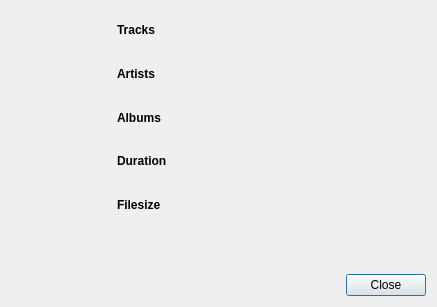
return42/sayonara, file src/GUI/Library/InfoBox/GUI_LibraryInfoBox.ui: the form before one commit.
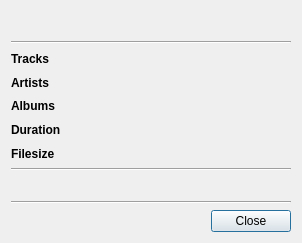
The form after the commit. Icons and pictures are not drawn.

The edit to the form file:
```diff
--- a/src/GUI/Library/InfoBox/GUI_LibraryInfoBox.ui
+++ b/src/GUI/Library/InfoBox/GUI_LibraryInfoBox.ui
@@ -6,87 +6,45 @@
    <rect>
     <x>0</x>
     <y>0</y>
-    <width>437</width>
-    <height>307</height>
+    <width>302</width>
+    <height>243</height>
    </rect>
   </property>
   <layout class="QGridLayout" name="gridLayout">
-   <item row="1" column="3">
-    <widget class="QLabel" name="lab_artist_count">
-     <property name="text">
-      <string/>
-     </property>
-    </widget>
-   </item>
-   <item row="1" column="2">
-    <widget class="QLabel" name="lab_artists">
-     <property name="font">
-      <font>
-       <weight>75</weight>
-       <bold>true</bold>
-      </font>
-     </property>
-     <property name="text">
-      <string notr="true">Artists</string>
-     </property>
-    </widget>
-   </item>
-   <item row="0" column="2">
-    <widget class="QLabel" name="lab_tracks">
-     <property name="font">
-      <font>
-       <weight>75</weight>
-       <bold>true</bold>
-      </font>
-     </property>
-     <property name="text">
-      <string notr="true">Tracks</string>
-     </property>
-    </widget>
-   </item>
-   <item row="2" column="3">
-    <widget class="QLabel" name="lab_album_count">
-     <property name="text">
-      <string/>
-     </property>
-    </widget>
-   </item>
-   <item row="0" column="3">
-    <widget class="QLabel" name="lab_track_count">
-     <property name="text">
-      <string/>
-     </property>
-    </widget>
-   </item>
-   <item row="3" column="3">
+   <item row="5" column="2">
     <widget class="QLabel" name="lab_duration_value">
-     <property name="text">
-      <string/>
+     <property name="sizePolicy">
+      <sizepolicy hsizetype="MinimumExpanding" vsizetype="Preferred">
+       <horstretch>0</horstretch>
+       <verstretch>0</verstretch>
+      </sizepolicy>
      </property>
-    </widget>
-   </item>
-   <item row="3" column="2">
-    <widget class="QLabel" name="lab_duration">
-     <property name="font">
-      <font>
-       <weight>75</weight>
-       <bold>true</bold>
-      </font>
-     </property>
      <property name="text">
-      <string notr="true">Duration</string>
+      <string notr="true"/>
      </property>
+     <property name="alignment">
+      <set>Qt::AlignRight|Qt::AlignTrailing|Qt::AlignVCenter</set>
+     </property>
     </widget>
    </item>
-   <item row="4" column="3">
+   <item row="6" column="2">
     <widget class="QLabel" name="lab_filesize">
+     <property name="sizePolicy">
+      <sizepolicy hsizetype="MinimumExpanding" vsizetype="Preferred">
+       <horstretch>0</horstretch>
+       <verstretch>0</verstretch>
+      </sizepolicy>
+     </property>
      <property name="text">
       <string/>
      </property>
+     <property name="alignment">
+      <set>Qt::AlignRight|Qt::AlignTrailing|Qt::AlignVCenter</set>
+     </property>
     </widget>
    </item>
-   <item row="4" column="2">
-    <widget class="QLabel" name="lab_filesize_descr">
+   <item row="4" column="1">
+    <widget class="QLabel" name="lab_albums">
      <property name="font">
       <font>
        <weight>75</weight>
@@ -94,11 +52,38 @@
       </font>
      </property>
      <property name="text">
-      <string notr="true">Filesize</string>
+      <string notr="true">Albums</string>
      </property>
     </widget>
    </item>
-   <item row="6" column="3">
+   <item row="10" column="1" colspan="2">
+    <widget class="Line" name="line_2">
+     <property name="orientation">
+      <enum>Qt::Horizontal</enum>
+     </property>
+    </widget>
+   </item>
+   <item row="1" column="1" colspan="2">
+    <widget class="Line" name="line">
+     <property name="orientation">
+      <enum>Qt::Horizontal</enum>
+     </property>
+    </widget>
+   </item>
+   <item row="2" column="1">
+    <widget class="QLabel" name="lab_tracks">
+     <property name="font">
+      <font>
+       <weight>75</weight>
+       <bold>true</bold>
+      </font>
+     </property>
+     <property name="text">
+      <string notr="true">Tracks</string>
+     </property>
+    </widget>
+   </item>
+   <item row="11" column="1" colspan="2">
     <layout class="QHBoxLayout" name="horizontalLayout">
      <item>
       <spacer name="horizontalSpacer">
@@ -134,57 +119,161 @@
      </item>
     </layout>
    </item>
+   <item row="5" column="1">
+    <widget class="QLabel" name="lab_duration">
+     <property name="font">
+      <font>
+       <weight>75</weight>
+       <bold>true</bold>
+      </font>
+     </property>
+     <property name="text">
+      <string notr="true">Duration</string>
+     </property>
+    </widget>
+   </item>
+   <item row="6" column="1">
+    <widget class="QLabel" name="lab_filesize_descr">
+     <property name="font">
+      <font>
+       <weight>75</weight>
+       <bold>true</bold>
+      </font>
+     </property>
+     <property name="text">
+      <string notr="true">Filesize</string>
+     </property>
+    </widget>
+   </item>
+   <item row="3" column="1">
+    <widget class="QLabel" name="lab_artists">
+     <property name="font">
+      <font>
+       <weight>75</weight>
+       <bold>true</bold>
+      </font>
+     </property>
+     <property name="text">
+      <string notr="true">Artists</string>
+     </property>
+    </widget>
+   </item>
+   <item row="3" column="2">
+    <widget class="QLabel" name="lab_artist_count">
+     <property name="sizePolicy">
+      <sizepolicy hsizetype="MinimumExpanding" vsizetype="Preferred">
+       <horstretch>0</horstretch>
+       <verstretch>0</verstretch>
+      </sizepolicy>
+     </property>
+     <property name="text">
+      <string notr="true"/>
+     </property>
+     <property name="alignment">
+      <set>Qt::AlignRight|Qt::AlignTrailing|Qt::AlignVCenter</set>
+     </property>
+    </widget>
+   </item>
    <item row="2" column="2">
-    <widget class="QLabel" name="lab_albums">
-     <property name="font">
-      <font>
-       <weight>75</weight>
-       <bold>true</bold>
-      </font>
+    <widget class="QLabel" name="lab_track_count">
+     <property name="sizePolicy">
+      <sizepolicy hsizetype="MinimumExpanding" vsizetype="Preferred">
+       <horstretch>0</horstretch>
+       <verstretch>0</verstretch>
+      </sizepolicy>
      </property>
      <property name="text">
-      <string notr="true">Albums</string>
+      <string notr="true"/>
      </property>
+     <property name="alignment">
+      <set>Qt::AlignRight|Qt::AlignTrailing|Qt::AlignVCenter</set>
+     </property>
     </widget>
    </item>
-   <item row="0" column="1" rowspan="5">
-    <widget class="QLabel" name="lab_icon">
-     <property name="minimumSize">
-      <size>
-       <width>100</width>
-       <height>0</height>
-      </size>
+   <item row="4" column="2">
+    <widget class="QLabel" name="lab_album_count">
+     <property name="sizePolicy">
+      <sizepolicy hsizetype="MinimumExpanding" vsizetype="Preferred">
+       <horstretch>0</horstretch>
+       <verstretch>0</verstretch>
+      </sizepolicy>
      </property>
-     <property name="maximumSize">
-      <size>
-       <width>100</width>
-       <height>200</height>
-      </size>
-     </property>
-     <property name="sizeIncrement">
-      <size>
-       <width>100</width>
-       <height>0</height>
-      </size>
-     </property>
      <property name="text">
-      <string/>
+      <string notr="true"/>
      </property>
      <property name="pixmap">
       <pixmap resource="../../Resources/Icons.qrc">:/Icons/info.svg.png</pixmap>
      </property>
      <property name="alignment">
-      <set>Qt::AlignLeading|Qt::AlignLeft|Qt::AlignTop</set>
+      <set>Qt::AlignRight|Qt::AlignTrailing|Qt::AlignVCenter</set>
      </property>
     </widget>
    </item>
-   <item row="5" column="2" colspan="2">
+   <item row="9" column="1" colspan="2">
     <widget class="QLabel" name="lab_path">
      <property name="text">
       <string/>
      </property>
+     <property name="textFormat">
+      <enum>Qt::RichText</enum>
+     </property>
+     <property name="alignment">
+      <set>Qt::AlignCenter</set>
+     </property>
+     <property name="openExternalLinks">
+      <bool>true</bool>
+     </property>
+     <property name="textInteractionFlags">
+      <set>Qt::LinksAccessibleByMouse</set>
+     </property>
     </widget>
    </item>
+   <item row="8" column="1" colspan="2">
+    <widget class="Line" name="line_3">
+     <property name="orientation">
+      <enum>Qt::Horizontal</enum>
+     </property>
+    </widget>
+   </item>
+   <item row="0" column="1" colspan="2">
+    <layout class="QHBoxLayout" name="horizontalLayout_2">
+     <property name="spacing">
+      <number>10</number>
+     </property>
+     <item>
+      <widget class="QLabel" name="lab_icon">
+       <property name="minimumSize">
+        <size>
+         <width>24</width>
+         <height>24</height>
+        </size>
+       </property>
+       <property name="text">
+        <string/>
+       </property>
+      </widget>
+     </item>
+     <item>
+      <widget class="QLabel" name="lab_name">
+       <property name="sizePolicy">
+        <sizepolicy hsizetype="MinimumExpanding" vsizetype="Preferred">
+         <horstretch>0</horstretch>
+         <verstretch>0</verstretch>
+        </sizepolicy>
+       </property>
+       <property name="font">
+        <font>
+         <weight>75</weight>
+         <bold>true</bold>
+        </font>
+       </property>
+       <property name="text">
+        <string/>
+       </property>
+      </widget>
+     </item>
+    </layout>
+   </item>
   </layout>
  </widget>
  <resources>
```
Left out of the diff: 11 changed lines with no effect on the pictures.
